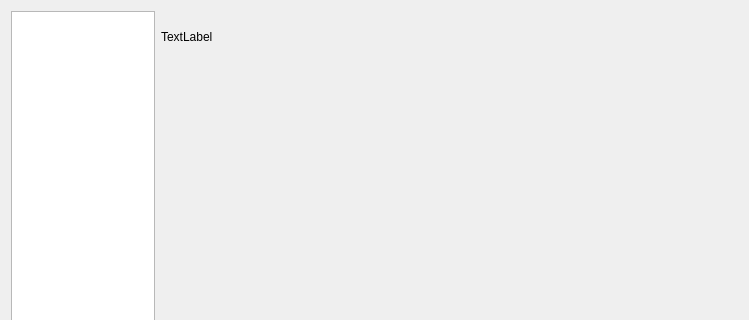
Before: the Qt Designer form src/plugins/coreplugin/dialogs/settingsdialog.ui in makerinchina-iot/MonkeyQDK-SerialTool-example, drawn with Qt 5; both pictures show x 0 to 749 and y 0 to 320 of the 749 by 570 pixel window.
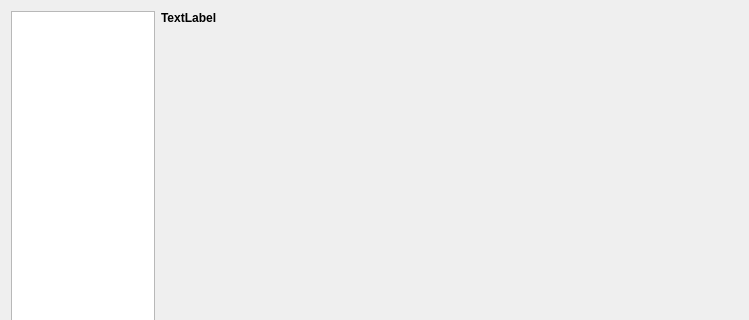
After: the same form once the commit is applied.

Diff of the .ui file:
```diff
--- a/src/plugins/coreplugin/dialogs/settingsdialog.ui
+++ b/src/plugins/coreplugin/dialogs/settingsdialog.ui
@@ -20,9 +20,31 @@
       <widget class="QListWidget" name="categoryList"/>
      </item>
      <item>
-      <layout class="QVBoxLayout" name="verticalLayout" stretch="1,9">
+      <layout class="QVBoxLayout" name="verticalLayout" stretch="0,0">
+       <property name="spacing">
+        <number>6</number>
+       </property>
+       <property name="leftMargin">
+        <number>0</number>
+       </property>
+       <property name="topMargin">
+        <number>0</number>
+       </property>
+       <property name="rightMargin">
+        <number>0</number>
+       </property>
+       <property name="bottomMargin">
+        <number>0</number>
+       </property>
        <item>
         <widget class="QLabel" name="categoryName">
+         <property name="font">
+          <font>
+           <family>Arial</family>
+           <weight>75</weight>
+           <bold>true</bold>
+          </font>
+         </property>
          <property name="text">
           <string>TextLabel</string>
          </property>
```
